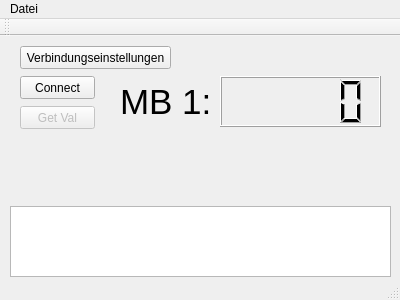
Qt form mainwindow.ui (darkmattercoder/plcanalyzer) before a commit.
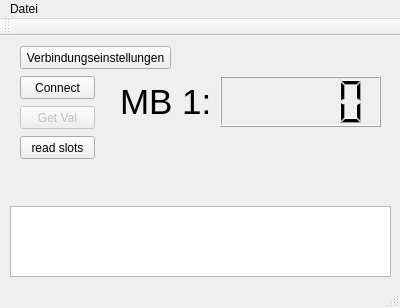
The same form after that commit.

Commit message: Slots eingerichtet Es ist möglich mehrere Leseaufträge durchzuführen und diese in den verschiedenen Darstellungen auszugeben.

```diff
--- a/mainwindow.ui
+++ b/mainwindow.ui
@@ -7,9 +7,15 @@
     <x>0</x>
     <y>0</y>
     <width>400</width>
-    <height>300</height>
+    <height>308</height>
    </rect>
   </property>
+  <property name="sizePolicy">
+   <sizepolicy hsizetype="Fixed" vsizetype="Fixed">
+    <horstretch>0</horstretch>
+    <verstretch>0</verstretch>
+   </sizepolicy>
+  </property>
   <property name="windowTitle">
    <string>MainWindow</string>
   </property>
@@ -109,6 +115,22 @@
       <horstretch>0</horstretch>
       <verstretch>0</verstretch>
      </sizepolicy>
+    </property>
+    <property name="readOnly">
+     <bool>true</bool>
+    </property>
+   </widget>
+   <widget class="QPushButton" name="Button_read_slots">
+    <property name="geometry">
+     <rect>
+      <x>20</x>
+      <y>100</y>
+      <width>75</width>
+      <height>23</height>
+     </rect>
+    </property>
+    <property name="text">
+     <string>read slots</string>
     </property>
    </widget>
   </widget>
```
The commit also changes 4 other files.
